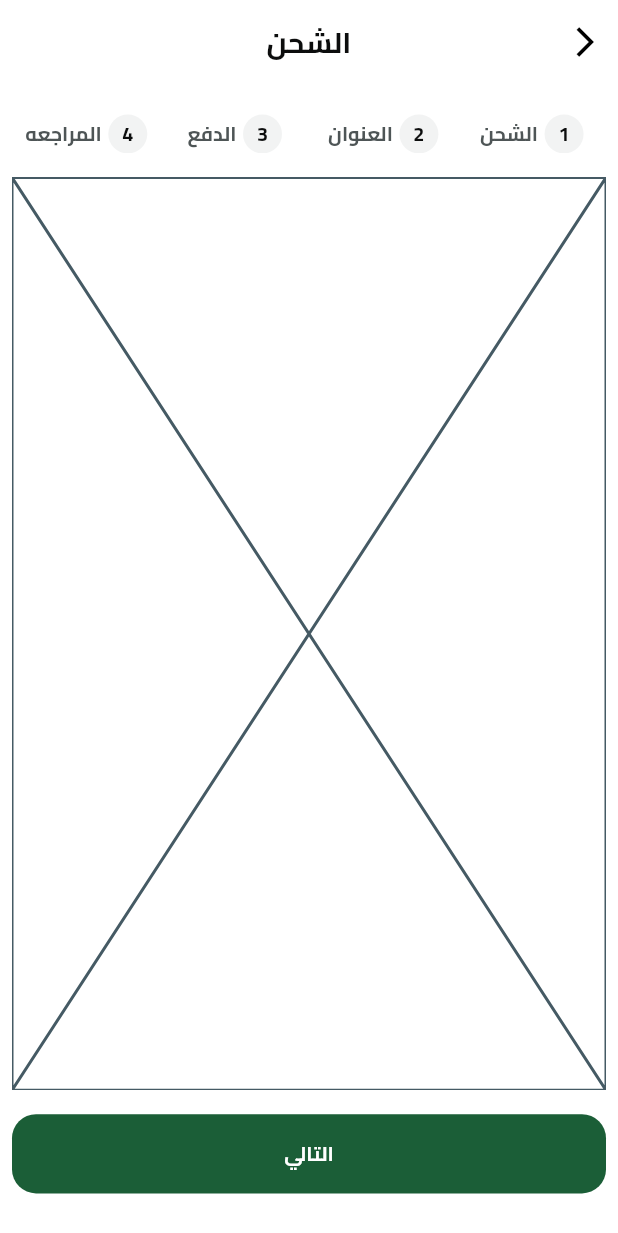
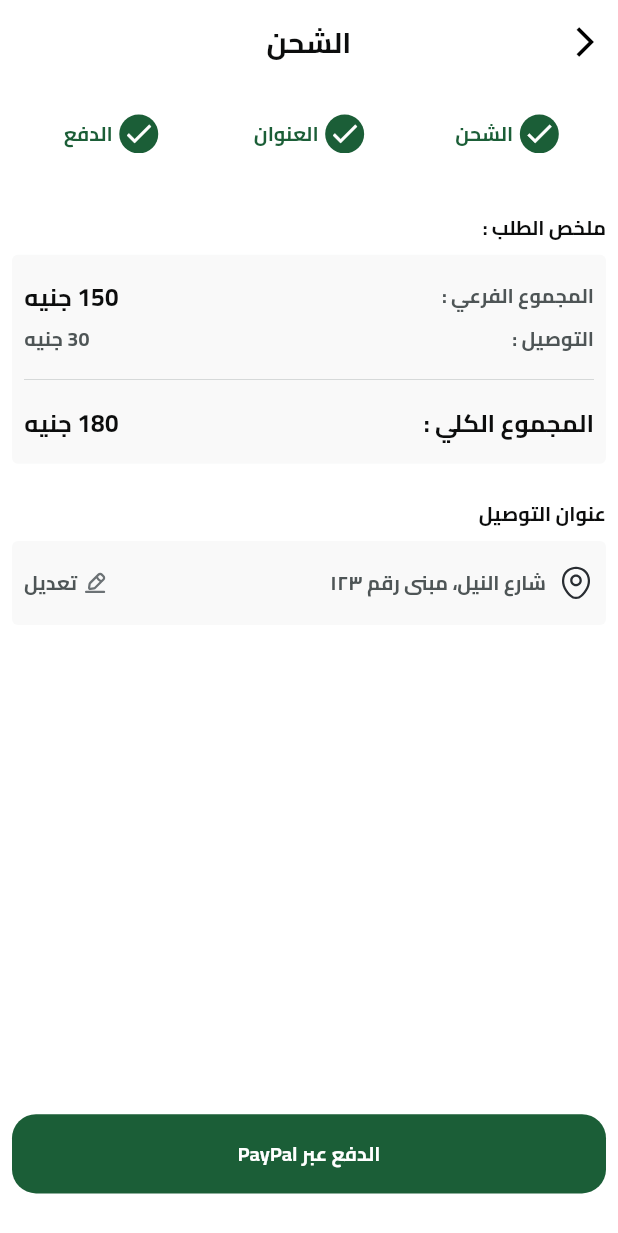
Before and after one commit to Hazem584/Fruits-Hub, a Flutter app: the CheckoutView screen opened by its route, swiped to page 3, on a phone screen of 412 x 824 dp. Shown: the top 1233 px of the screen. Run offline on Flutter 3.47's test engine with Material 3 defaults, Android fonts, the phone set to English and light mode, and no system bars; our stand-ins replace bloc, cloud_firestore, dartz, dots_indicator, equatable, firebase_auth and 10 more; missing offline and left inert: flutter_facebook_auth; accounts and stored records are empty.

Commit message:
feat: Add checkout flow components including payment and shipping sections, enhance UI with new SVG assets and update navigation logic

```diff
--- a/lib/core/utils/app_images.dart
+++ b/lib/core/utils/app_images.dart
@@ -46,6 +46,10 @@ class Assets {
   /// assets/images/avatar_image.png
   static const String assetsImagesAvatarImage = "assets/images/avatar_image.png";
 
+  /// Assets for assetsImagesEdit
+  /// assets/images/edit.svg
+  static const String assetsImagesEdit = "assets/images/edit.svg";
+
   /// Assets for assetsImagesFacebookIcon
   /// assets/images/facebook_icon.svg
   static const String assetsImagesFacebookIcon = "assets/images/facebook_icon.svg";
@@ -69,6 +73,10 @@ class Assets {
   /// Assets for assetsImagesHomeShape
   /// assets/images/home_shape.svg
   static const String assetsImagesHomeShape = "assets/images/home_shape.svg";
+
+  /// Assets for assetsImagesLocation
+  /// assets/images/location.svg
+  static const String assetsImagesLocation = "assets/images/location.svg";
 
   /// Assets for assetsImagesLogo
   /// assets/images/logo.svg
--- /dev/null
+++ b/lib/core/widgets/app_decorations.dart
@@ -0,0 +1,8 @@
+import 'package:flutter/material.dart';
+
+abstract class AppDecorations {
+  static var grayBoxDecoration = ShapeDecoration(
+    color: const Color(0x7ff2f3f3),
+    shape: RoundedRectangleBorder(borderRadius: BorderRadius.circular((4))),
+  );
+}
--- a/lib/features/checkout/presentation/widgets/checkout_steps.dart
+++ b/lib/features/checkout/presentation/widgets/checkout_steps.dart
@@ -2,17 +2,31 @@ import 'package:flutter/material.dart';
 import 'package:fruits_e_commerce/features/checkout/presentation/widgets/step_item.dart';
 
 class CheckoutSteps extends StatelessWidget {
-  const CheckoutSteps({super.key});
-
+  const CheckoutSteps({
+    super.key,
+    required this.currentPageIndex,
+    required this.pageController,
+  });
+  final int currentPageIndex;
+  final PageController pageController;
   @override
   Widget build(BuildContext context) {
     return Row(
       children: List.generate(getSteps().length, (index) {
         return Expanded(
-          child: StepItem(
-            isActive: false,
-            index: (index + 1).toString(),
-            text: getSteps()[index],
+          child: GestureDetector(
+            onTap: () {
+              pageController.animateToPage(
+                index,
+                duration: const Duration(milliseconds: 300),
+                curve: Curves.easeIn,
+              );
+            },
+            child: StepItem(
+              isActive: index <= currentPageIndex,
+              index: (index + 1).toString(),
+              text: getSteps()[index],
+            ),
           ),
         );
       }),
@@ -21,5 +35,5 @@ class CheckoutSteps extends StatelessWidget {
 }
 
 List<String> getSteps() {
-  return ["الشحن", "العنوان", "الدفع", "المراجعه"];
+  return ["الشحن", "العنوان", "الدفع"];
 }
--- a/lib/features/checkout/presentation/widgets/checkout_steps_page_view.dart
+++ b/lib/features/checkout/presentation/widgets/checkout_steps_page_view.dart
@@ -1,5 +1,6 @@
 import 'package:flutter/material.dart';
 import 'package:fruits_e_commerce/features/checkout/presentation/widgets/address_input_section.dart';
+import 'package:fruits_e_commerce/features/checkout/presentation/widgets/payment_section.dart';
 import 'package:fruits_e_commerce/features/checkout/presentation/widgets/shipping_section.dart';
 
 class CheckoutStepsPageView extends StatelessWidget {
@@ -27,8 +28,7 @@ class CheckoutStepsPageView extends StatelessWidget {
     return [
       const ShippingSection(),
       const AddressInputSection(),
-      const Placeholder(),
-      const Placeholder(),
+      PaymentSection(pageController: pageController),
     ];
   }
 }
--- a/lib/features/checkout/presentation/widgets/checkout_view_body.dart
+++ b/lib/features/checkout/presentation/widgets/checkout_view_body.dart
@@ -17,6 +17,11 @@ class _CheckoutViewBodyState extends State<CheckoutViewBody> {
   @override
   void initState() {
     pageController = PageController();
+    pageController.addListener(() {
+      setState(() {
+        currentPageIndex = pageController.page!.toInt();
+      });
+    });
     super.initState();
   }
 
@@ -26,6 +31,7 @@ class _CheckoutViewBodyState extends State<CheckoutViewBody> {
     super.dispose();
   }
 
+  int currentPageIndex = 0;
   @override
   Widget build(BuildContext context) {
     return Padding(
@@ -33,12 +39,15 @@ class _CheckoutViewBodyState extends State<CheckoutViewBody> {
       child: Column(
         children: [
           verticalSpace(20),
-          const CheckoutSteps(),
+          CheckoutSteps(
+            currentPageIndex: currentPageIndex,
+            pageController: pageController,
+          ),
           Expanded(
             child: CheckoutStepsPageView(pageController: pageController),
           ),
           AppTextButton(
-            buttonText: "التالي",
+            buttonText: getNextButtonText(currentPageIndex),
             textStyle: TextStyles.font15WhiteBold,
             onPressed: () {
               if (pageController.page == (getSteps().length - 1)) {
@@ -56,4 +65,17 @@ class _CheckoutViewBodyState extends State<CheckoutViewBody> {
       ),
     );
   }
+
+  String getNextButtonText(int currentPageIndex) {
+    switch (currentPageIndex) {
+      case 0:
+        return "التالي";
+      case 1:
+        return "التالي";
+      case 2:
+        return "الدفع عبر PayPal";
+      default:
+        return "التالي";
+    }
+  }
 }
--- /dev/null
+++ b/lib/features/checkout/presentation/widgets/order_summary_widget.dart
@@ -0,0 +1,49 @@
+import 'package:flutter/material.dart';
+import 'package:fruits_e_commerce/core/helper/spacing.dart';
+import 'package:fruits_e_commerce/core/theming/styles.dart';
+import 'package:fruits_e_commerce/features/checkout/presentation/widgets/payment_item.dart';
+
+class OrderSummaryWidget extends StatelessWidget {
+  const OrderSummaryWidget({
+    super.key,
+  });
+
+  @override
+  Widget build(BuildContext context) {
+    return PaymentItem(
+      title: "ملخص الطلب :",
+      child: Column(
+        children: [
+          Row(
+            children: [
+              Text(
+                "المجموع الفرعي :",
+                style: TextStyles.font13lightGraySemiBold,
+              ),
+              const Spacer(),
+              Text("150 جنيه", style: TextStyles.font16BlackSemiBold),
+            ],
+          ),
+          verticalSpace(8),
+          Row(
+            children: [
+              Text("التوصيل :", style: TextStyles.font13lightGraySemiBold),
+              const Spacer(),
+              Text("30 جنيه", style: TextStyles.font13lightGraySemiBold),
+            ],
+          ),
+          verticalSpace(9),
+          const Divider(thickness: 0.5, color: Color(0xffcacece)),
+          verticalSpace(9),
+          Row(
+            children: [
+              Text("المجموع الكلي :", style: TextStyles.font16BlackBold),
+              const Spacer(),
+              Text("180 جنيه", style: TextStyles.font16BlackSemiBold),
+            ],
+          ),
+        ],
+      ),
+    );
+  }
+}
--- /dev/null
+++ b/lib/features/checkout/presentation/widgets/payment_item.dart
@@ -0,0 +1,26 @@
+import 'package:flutter/material.dart';
+import 'package:fruits_e_commerce/core/helper/spacing.dart';
+import 'package:fruits_e_commerce/core/theming/styles.dart';
+import 'package:fruits_e_commerce/core/widgets/app_decorations.dart';
+
+class PaymentItem extends StatelessWidget {
+  const PaymentItem({super.key, required this.title, required this.child});
+  final String title;
+  final Widget child;
+
+  @override
+  Widget build(BuildContext context) {
+    return Column(
+      crossAxisAlignment: CrossAxisAlignment.start,
+      children: [
+        Text(title, style: TextStyles.font13BlackSemiBold),
+        verticalSpace(8),
+        Container(
+          padding: const EdgeInsets.symmetric(vertical: 16, horizontal: 8),
+          decoration: AppDecorations.grayBoxDecoration,
+          child: child,
+        ),
+      ],
+    );
+  }
+}
--- /dev/null
+++ b/lib/features/checkout/presentation/widgets/payment_section.dart
@@ -0,0 +1,20 @@
+import 'package:flutter/material.dart';
+import 'package:fruits_e_commerce/core/helper/spacing.dart';
+import 'package:fruits_e_commerce/features/checkout/presentation/widgets/order_summary_widget.dart';
+import 'package:fruits_e_commerce/features/checkout/presentation/widgets/shipping_address_widget.dart';
+
+class PaymentSection extends StatelessWidget {
+  const PaymentSection({super.key, required this.pageController});
+  final PageController pageController;
+  @override
+  Widget build(BuildContext context) {
+    return Column(
+      children: [
+        verticalSpace(24),
+        const OrderSummaryWidget(),
+        verticalSpace(24),
+        ShippingAddressWidget(pageController: pageController),
+      ],
+    );
+  }
+}
--- /dev/null
+++ b/lib/features/checkout/presentation/widgets/shipping_address_widget.dart
@@ -0,0 +1,47 @@
+import 'package:flutter/material.dart';
+import 'package:flutter_svg/svg.dart';
+import 'package:fruits_e_commerce/core/theming/styles.dart';
+import 'package:fruits_e_commerce/core/utils/app_images.dart';
+import 'package:fruits_e_commerce/features/checkout/presentation/widgets/payment_item.dart';
+
+class ShippingAddressWidget extends StatelessWidget {
+  const ShippingAddressWidget({super.key, required this.pageController});
+
+  final PageController pageController;
+  @override
+  Widget build(BuildContext context) {
+    return PaymentItem(
+      title: 'عنوان التوصيل',
+      child: Row(
+        children: [
+          SvgPicture.asset(Assets.assetsImagesLocation),
+          const SizedBox(width: 8),
+          Text(
+            "شارع النيل، مبنى رقم ١٢٣",
+            textAlign: TextAlign.right,
+            style: TextStyles.font13lightGraySemiBold,
+          ),
+          const Spacer(),
+          GestureDetector(
+            onTap: () {
+              pageController.animateToPage(
+                1,
+                duration: const Duration(milliseconds: 300),
+                curve: Curves.easeIn,
+              );
+            },
+            child: SizedBox(
+              child: Row(
+                children: [
+                  SvgPicture.asset(Assets.assetsImagesEdit),
+                  const SizedBox(width: 4),
+                  Text('تعديل', style: TextStyles.font13lightGraySemiBold),
+                ],
+              ),
+            ),
+          ),
+        ],
+      ),
+    );
+  }
+}
```
Also changed, not shown: assets/images/edit.svg (added), assets/images/location.svg (added).
